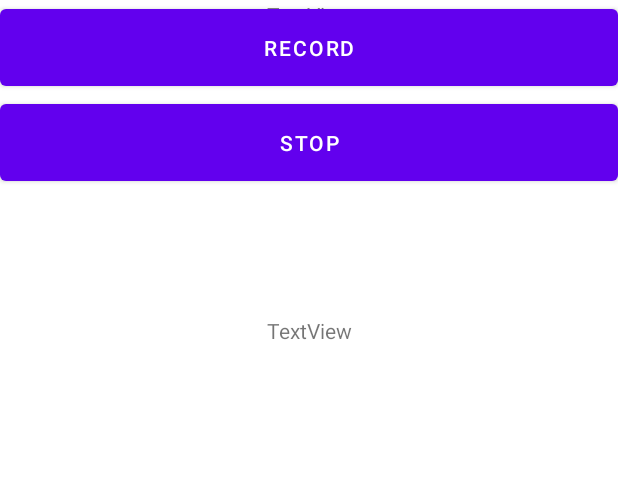
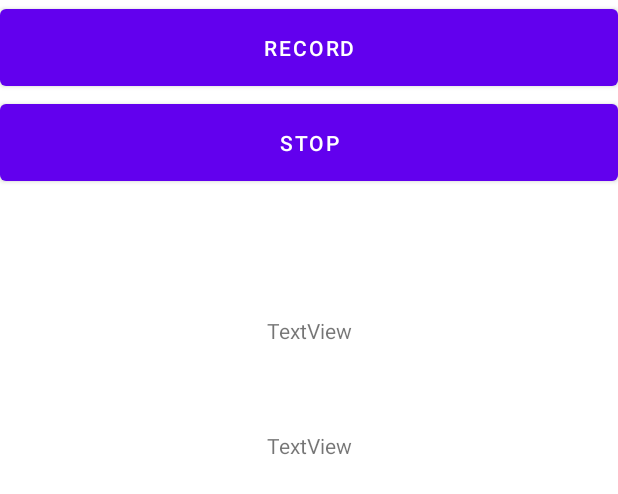
Before and after one commit to Jannik04-cpu/Messurehut, an Android app: the layout activity_schallpegel.xml on its own in the app's theme, with its tools: preview values and no code run, on a phone screen of 412 x 824 dp. Shown: the top 494 px of the screen. Run offline under Robolectric (Android 15) with nearby library versions, the phone set to English and light mode, and no system bars.

Commit message:
Anpassungen an der View beim Schallpegelmesser

```diff
--- a/app/src/main/res/layout/activity_schallpegel.xml
+++ b/app/src/main/res/layout/activity_schallpegel.xml
@@ -46,11 +46,12 @@
         android:id="@+id/maxDecibel"
         android:layout_width="wrap_content"
         android:layout_height="wrap_content"
-        android:layout_marginTop="184dp"
         android:text="TextView"
+        app:layout_constraintBottom_toBottomOf="parent"
         app:layout_constraintLeft_toLeftOf="parent"
         app:layout_constraintRight_toRightOf="parent"
-        tools:layout_editor_absoluteY="253dp"
+        app:layout_constraintTop_toBottomOf="@+id/decibel"
+        app:layout_constraintVertical_bias="0.100000024"
         tools:ignore="MissingConstraints" />
 
 
```
